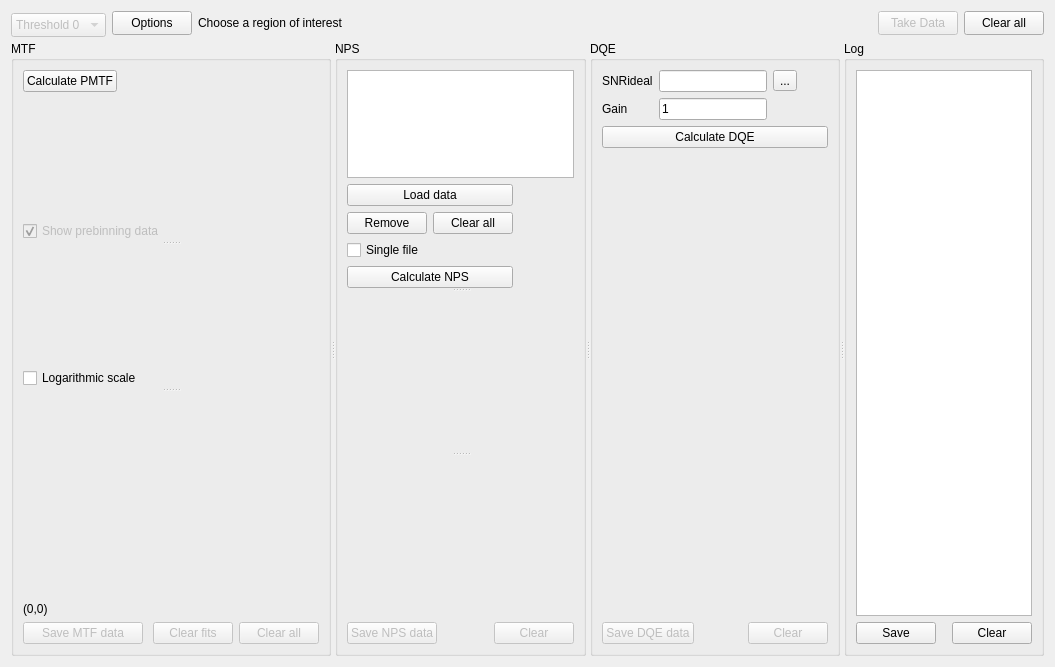
navrit/dexter, file SpidrMpx3Eq/qcstmdqe.ui: the form before one commit.
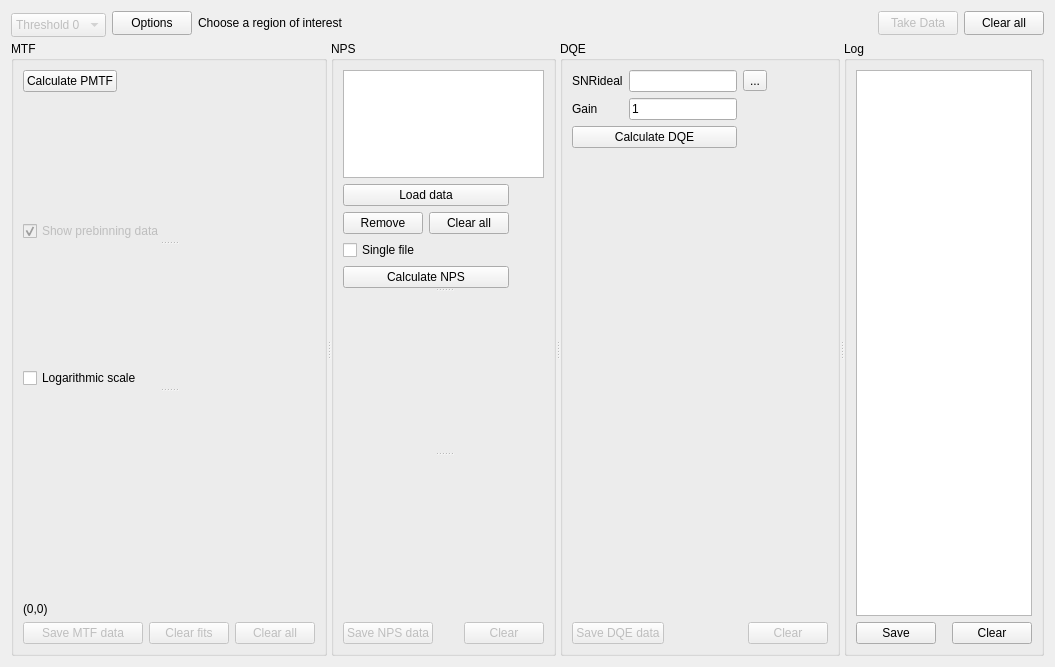
The form after the commit. Custom widgets are drawn as their Qt base class.

Diff of the .ui file:
```diff
--- a/SpidrMpx3Eq/qcstmdqe.ui
+++ b/SpidrMpx3Eq/qcstmdqe.ui
@@ -13,7 +13,7 @@
   <property name="windowTitle">
    <string>Form</string>
   </property>
-  <layout class="QVBoxLayout" name="verticalLayout_6">
+  <layout class="QVBoxLayout" name="verticalLayout_5">
    <item>
     <layout class="QHBoxLayout" name="horizontalLayout_4">
      <item>
@@ -374,6 +374,9 @@
          </property>
          <widget class="QWidget" name="layoutWidget">
           <layout class="QVBoxLayout" name="verticalLayout_4">
+           <property name="sizeConstraint">
+            <enum>QLayout::SetMaximumSize</enum>
+           </property>
            <property name="bottomMargin">
             <number>0</number>
            </property>
@@ -478,7 +481,7 @@
           </property>
           <widget class="QCustomPlot" name="xNPSplot" native="true">
            <property name="sizePolicy">
-            <sizepolicy hsizetype="Preferred" vsizetype="Maximum">
+            <sizepolicy hsizetype="Preferred" vsizetype="Expanding">
              <horstretch>0</horstretch>
              <verstretch>0</verstretch>
             </sizepolicy>
@@ -492,7 +495,7 @@
           </widget>
           <widget class="QCustomPlot" name="yNPSplot" native="true">
            <property name="sizePolicy">
-            <sizepolicy hsizetype="Preferred" vsizetype="Maximum">
+            <sizepolicy hsizetype="Preferred" vsizetype="Expanding">
              <horstretch>0</horstretch>
              <verstretch>0</verstretch>
             </sizepolicy>
@@ -549,16 +552,13 @@
        </item>
       </layout>
      </widget>
-     <widget class="QWidget" name="layoutWidget">
-      <layout class="QVBoxLayout" name="verticalLayout_5">
-       <item>
         <widget class="QGroupBox" name="groupBox_4">
          <property name="enabled">
           <bool>true</bool>
          </property>
          <property name="minimumSize">
           <size>
-           <width>250</width>
+        <width>280</width>
            <height>0</height>
           </size>
          </property>
@@ -571,6 +571,29 @@
          <layout class="QVBoxLayout" name="verticalLayout_3">
           <item>
            <layout class="QGridLayout" name="gridLayout_2">
+         <property name="sizeConstraint">
+          <enum>QLayout::SetMaximumSize</enum>
+         </property>
+         <item row="1" column="2">
+          <spacer name="horizontalSpacer_5">
+           <property name="orientation">
+            <enum>Qt::Horizontal</enum>
+           </property>
+           <property name="sizeHint" stdset="0">
+            <size>
+             <width>40</width>
+             <height>20</height>
+            </size>
+           </property>
+          </spacer>
+         </item>
+         <item row="0" column="2">
+          <widget class="QToolButton" name="toolButton">
+           <property name="text">
+            <string>...</string>
+           </property>
+          </widget>
+         </item>
             <item row="0" column="0">
              <widget class="QLabel" name="label">
               <property name="enabled">
@@ -582,7 +605,14 @@
              </widget>
             </item>
             <item row="0" column="1">
-             <widget class="QLineEdit" name="lineEdit"/>
+          <widget class="QLineEdit" name="lineEdit">
+           <property name="sizePolicy">
+            <sizepolicy hsizetype="Minimum" vsizetype="Fixed">
+             <horstretch>0</horstretch>
+             <verstretch>0</verstretch>
+            </sizepolicy>
+           </property>
+          </widget>
             </item>
             <item row="1" column="0">
              <widget class="QLabel" name="label_2">
@@ -596,13 +626,19 @@
             </item>
             <item row="1" column="1">
              <widget class="QLineEdit" name="lineEdit_2">
+           <property name="sizePolicy">
+            <sizepolicy hsizetype="Minimum" vsizetype="Fixed">
+             <horstretch>0</horstretch>
+             <verstretch>0</verstretch>
+            </sizepolicy>
+           </property>
               <property name="text">
                <string>1</string>
               </property>
              </widget>
             </item>
-            <item row="1" column="2">
-             <spacer name="horizontalSpacer_5">
+         <item row="1" column="3">
+          <spacer name="horizontalSpacer_9">
               <property name="orientation">
                <enum>Qt::Horizontal</enum>
               </property>
@@ -614,20 +650,13 @@
               </property>
              </spacer>
             </item>
-            <item row="2" column="0" colspan="3">
+         <item row="2" column="0" colspan="2">
              <widget class="QPushButton" name="dqePushButton">
               <property name="text">
                <string>Calculate DQE</string>
               </property>
              </widget>
             </item>
-            <item row="0" column="2">
-             <widget class="QToolButton" name="toolButton">
-              <property name="text">
-               <string>...</string>
-              </property>
-             </widget>
-            </item>
            </layout>
           </item>
           <item>
@@ -647,8 +676,8 @@
            <widget class="QCustomPlot" name="DQEplot" native="true">
             <property name="minimumSize">
              <size>
-              <width>160</width>
-              <height>180</height>
+           <width>220</width>
+           <height>260</height>
              </size>
             </property>
            </widget>
@@ -689,9 +718,6 @@
              </widget>
             </item>
            </layout>
-          </item>
-         </layout>
-        </widget>
        </item>
       </layout>
      </widget>
```
Lines whose indentation alone changed are shown as unchanged.
